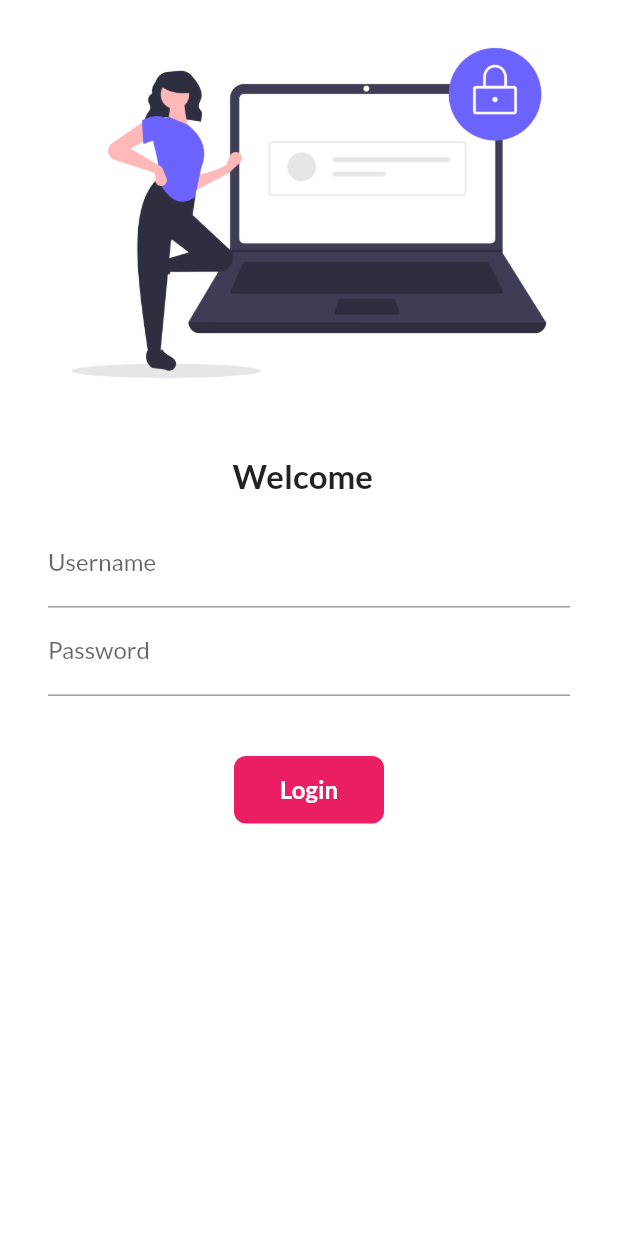
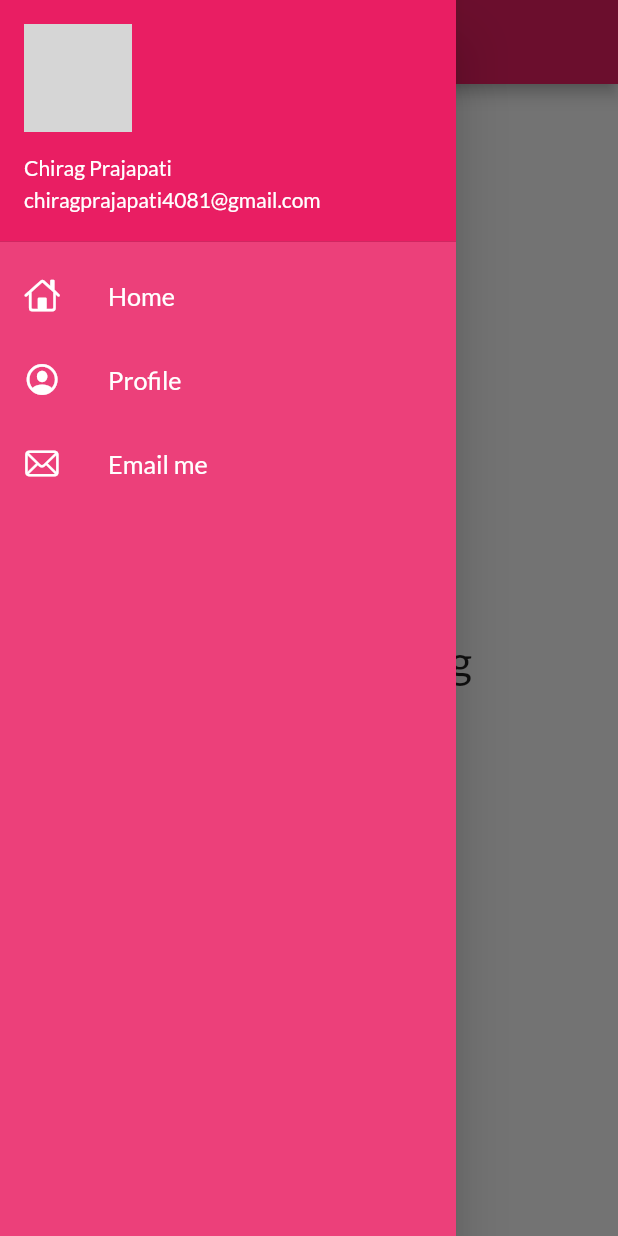
Before and after one commit to chiragprajapati1405/Flutter, a Flutter app: the screen it shows after launch, with the side drawer open (before the commit the screen has no drawer), on a phone screen of 412 x 824 dp. Run offline on Flutter 3.47's test engine with Material 2 defaults, Android fonts, the phone set to English and light mode, and no system bars; our stand-ins replace google_fonts; network calls fail; grey boxes are pictures that could not be loaded.

Commit message:
day8 completed

```diff
--- a/lib/Pages/Home_page.dart
+++ b/lib/Pages/Home_page.dart
@@ -1,10 +1,12 @@
 import 'package:flutter/material.dart';
+import 'package:flutter_application_1/widgets/drawer.dart';
 
 class HomePage extends StatelessWidget {
   const HomePage({Key? key}) : super(key: key);
 
   @override
   Widget build(BuildContext context) {
+    var myDrawer = MyDrawer;
     return Scaffold(
       appBar: AppBar(
         title: Text('Catelog App'),
@@ -17,7 +19,7 @@ class HomePage extends StatelessWidget {
           ),
         ),
       ),
-      drawer: Drawer(),
+      drawer: MyDrawer(),
     );
   }
 }
--- a/lib/main.dart
+++ b/lib/main.dart
@@ -19,8 +19,9 @@ class MyApp extends StatelessWidget {
       theme: ThemeData(
           primarySwatch: Colors.pink,
           fontFamily: GoogleFonts.lato().fontFamily),
+      debugShowCheckedModeBanner: false,
       darkTheme: ThemeData(brightness: Brightness.dark),
-      //initialRoute: "/home",
+      initialRoute: MyRoutes.homeRoute,
       routes: {
         "/": (context) => const LoginPage(),
         MyRoutes.homeRoute: (context) => const HomePage(),
--- /dev/null
+++ b/lib/widgets/drawer.dart
@@ -0,0 +1,64 @@
+import 'package:flutter/cupertino.dart';
+import 'package:flutter/material.dart';
+
+class MyDrawer extends StatelessWidget {
+  const MyDrawer({Key? key}) : super(key: key);
+
+  @override
+  Widget build(BuildContext context) {
+    final imageUrl =
+        "https://i0.wp.com/dmtalkies.com/wp-content/uploads/2022/04/ezgif-2-0abb96bbf6.jpg";
+    return Drawer(
+      child: Container(
+        color: Colors.pink[400],
+        child: ListView(
+          children: [
+            DrawerHeader(
+                padding: EdgeInsets.zero,
+                child: UserAccountsDrawerHeader(
+                  margin: EdgeInsets.zero,
+                  accountName: Text("Chirag Prajapati"),
+                  accountEmail: Text("chiragprajapati4081@gmail.com"),
+                  currentAccountPicture: CircleAvatar(
+                    backgroundImage: NetworkImage(imageUrl),
+                  ),
+                )),
+            ListTile(
+              leading: Icon(
+                CupertinoIcons.home,
+                color: Colors.white,
+              ),
+              title: Text(
+                "Home",
+                textScaleFactor: 1.2,
+                style: TextStyle(color: Colors.white),
+              ),
+            ),
+            ListTile(
+              leading: Icon(
+                CupertinoIcons.profile_circled,
+                color: Colors.white,
+              ),
+              title: Text(
+                "Profile",
+                textScaleFactor: 1.2,
+                style: TextStyle(color: Colors.white),
+              ),
+            ),
+            ListTile(
+              leading: Icon(
+                CupertinoIcons.mail,
+                color: Colors.white,
+              ),
+              title: Text(
+                "Email me",
+                textScaleFactor: 1.2,
+                style: TextStyle(color: Colors.white),
+              ),
+            )
+          ],
+        ),
+      ),
+    );
+  }
+}
```
